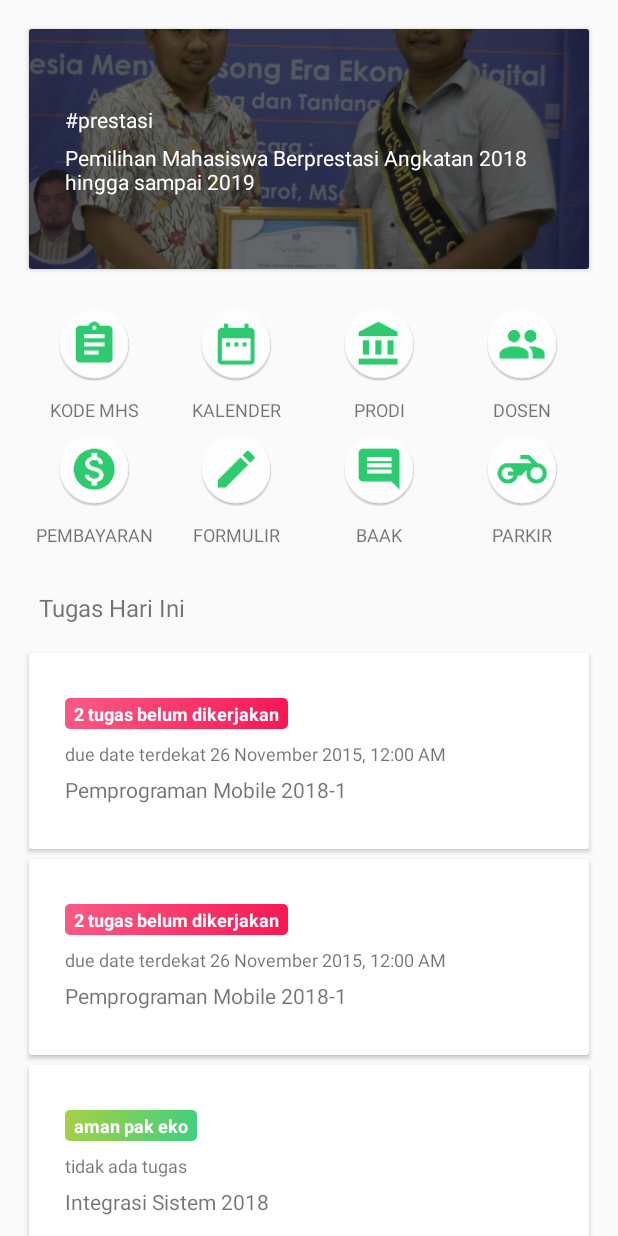
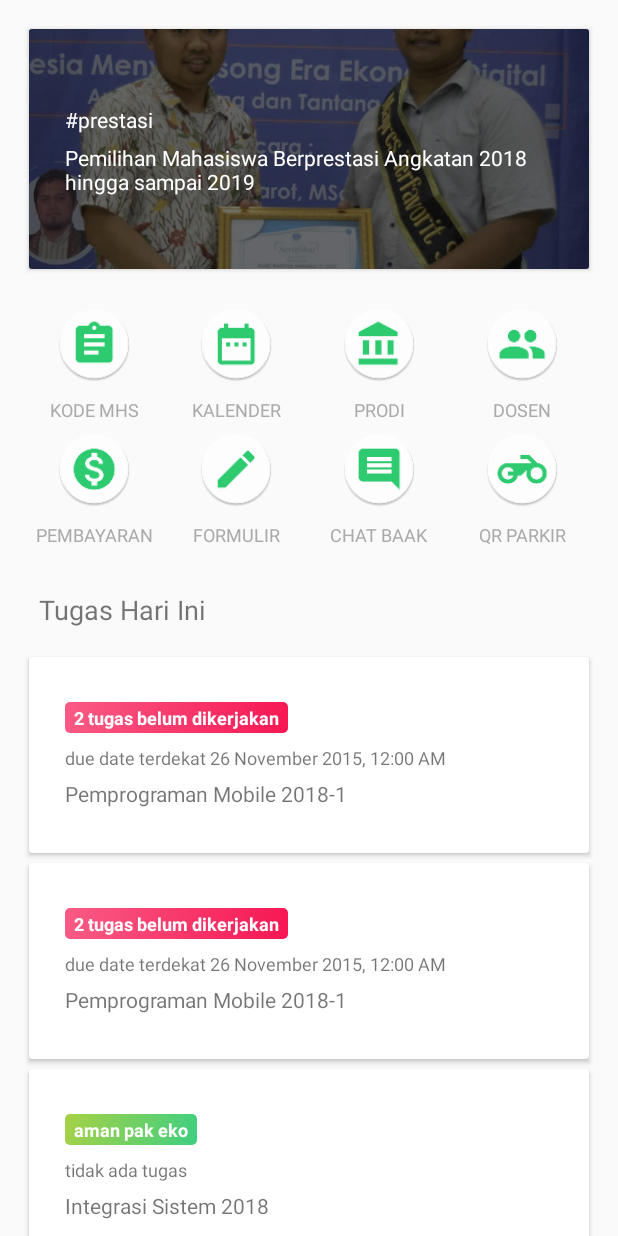
Before and after one commit to isfaaghyth/mvp-kt, an Android app: the fragment HomeFragment shown on its own in the app's theme, on a phone screen of 412 x 824 dp. Run offline under Robolectric (Android 15) with nearby library versions, the phone set to English and light mode, and no system bars.

Commit message:
prototyping, done

```diff
--- a/app/src/main/res/layout/activity_main.xml
+++ b/app/src/main/res/layout/activity_main.xml
@@ -12,6 +12,15 @@
 		android:layout_width="wrap_content"
 		android:layout_alignParentEnd="true"
 		android:layout_height="wrap_content"/>
+
+	<com.google.android.material.floatingactionbutton.FloatingActionButton
+		android:id="@+id/fltAction"
+		android:layout_width="wrap_content"
+		android:layout_height="wrap_content"
+		android:layout_alignParentBottom="true"
+		android:layout_alignParentEnd="true"
+		android:src="@mipmap/ic_float_plus"
+		android:layout_margin="16dp"/>
 
 	<LinearLayout
 		android:orientation="vertical"
--- a/app/src/main/res/layout/fragment_home.xml
+++ b/app/src/main/res/layout/fragment_home.xml
@@ -1,6 +1,6 @@
 <?xml version="1.0" encoding="utf-8"?>
-<LinearLayout
-	xmlns:android="http://schemas.android.com/apk/res/android"
+<LinearLayout xmlns:android="http://schemas.android.com/apk/res/android"
+	xmlns:tools="http://schemas.android.com/tools"
 	android:orientation="vertical"
 	android:layout_width="match_parent"
 	android:layout_height="match_parent">
@@ -49,6 +49,7 @@
 							android:layout_height="wrap_content"
 							android:layout_marginTop="10dp"
 							android:textSize="12sp"
+							android:textColor="@android:color/darker_gray"
 							fontPath="fonts/Soleil-Book.ttf"
 							android:text="KODE MHS"/>
 
@@ -71,6 +72,7 @@
 							android:layout_height="wrap_content"
 							android:layout_marginTop="10dp"
 							android:textSize="12sp"
+							android:textColor="@android:color/darker_gray"
 							fontPath="fonts/Soleil-Book.ttf"
 							android:text="KALENDER"/>
 
@@ -93,6 +95,7 @@
 							android:layout_height="wrap_content"
 							android:layout_marginTop="10dp"
 							android:textSize="12sp"
+							android:textColor="@android:color/darker_gray"
 							fontPath="fonts/Soleil-Book.ttf"
 							android:text="PRODI"/>
 
@@ -115,6 +118,7 @@
 							android:layout_height="wrap_content"
 							android:layout_marginTop="10dp"
 							android:textSize="12sp"
+							android:textColor="@android:color/darker_gray"
 							fontPath="fonts/Soleil-Book.ttf"
 							android:text="DOSEN"/>
 
@@ -144,6 +148,7 @@
 							android:layout_height="wrap_content"
 							android:layout_marginTop="10dp"
 							android:textSize="12sp"
+							android:textColor="@android:color/darker_gray"
 							fontPath="fonts/Soleil-Book.ttf"
 							android:text="PEMBAYARAN"/>
 
@@ -166,6 +171,7 @@
 							android:layout_height="wrap_content"
 							android:layout_marginTop="10dp"
 							android:textSize="12sp"
+							android:textColor="@android:color/darker_gray"
 							fontPath="fonts/Soleil-Book.ttf"
 							android:text="FORMULIR"/>
 
@@ -188,8 +194,9 @@
 							android:layout_height="wrap_content"
 							android:layout_marginTop="10dp"
 							android:textSize="12sp"
+							android:textColor="@android:color/darker_gray"
 							fontPath="fonts/Soleil-Book.ttf"
-							android:text="BAAK"/>
+							android:text="CHAT BAAK"/>
 
 					</LinearLayout>
 					<LinearLayout
@@ -210,8 +217,9 @@
 							android:layout_height="wrap_content"
 							android:layout_marginTop="10dp"
 							android:textSize="12sp"
+							android:textColor="@android:color/darker_gray"
 							fontPath="fonts/Soleil-Book.ttf"
-							android:text="PARKIR"/>
+							android:text="QR PARKIR"/>
 
 					</LinearLayout>
 
@@ -225,7 +233,7 @@
 				android:layout_marginTop="20dp"
 				android:layout_marginStart="10dp"
 				fontPath="fonts/Soleil-Book.ttf"
-				android:textSize="16sp"
+				android:textSize="18sp"
 				android:text="Tugas Hari Ini"
 				android:layout_marginBottom="16dp"/>
 
@@ -236,7 +244,8 @@
 
             <View
                 android:layout_width="match_parent"
-                android:layout_height="20dp"/>
+				tools:text="just for margin bottom"
+                android:layout_height="40dp"/>
 
 		</LinearLayout>
 
```
Also changed, not shown: app/src/main/ic_float_plus-web.png (added), app/src/main/res/mipmap-hdpi/ic_float_plus.png (added), app/src/main/res/mipmap-mdpi/ic_float_plus.png (added), app/src/main/res/mipmap-xhdpi/ic_float_plus.png (added), app/src/main/res/mipmap-xxhdpi/ic_float_plus.png (added), app/src/main/res/mipmap-xxxhdpi/ic_float_plus.png (added).
